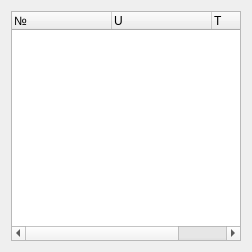
dostapazov/powermon_v4, file zrm/zrmcellviewminimal.ui: the form before one commit.
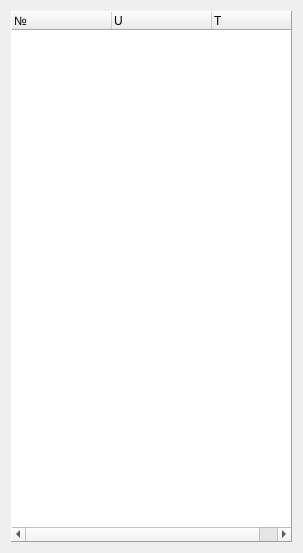
The form after the commit.

Diff of the .ui file:
```diff
--- a/zrm/zrmcellviewminimal.ui
+++ b/zrm/zrmcellviewminimal.ui
@@ -6,12 +6,12 @@
    <rect>
     <x>0</x>
     <y>0</y>
-    <width>252</width>
-    <height>252</height>
+    <width>303</width>
+    <height>553</height>
    </rect>
   </property>
   <property name="sizePolicy">
-   <sizepolicy hsizetype="Maximum" vsizetype="MinimumExpanding">
+   <sizepolicy hsizetype="Maximum" vsizetype="Preferred">
     <horstretch>0</horstretch>
     <verstretch>0</verstretch>
    </sizepolicy>
@@ -26,7 +26,7 @@
    <item>
     <widget class="QStackedWidget" name="stackedWidget">
      <property name="sizePolicy">
-      <sizepolicy hsizetype="Maximum" vsizetype="MinimumExpanding">
+      <sizepolicy hsizetype="Preferred" vsizetype="Preferred">
        <horstretch>0</horstretch>
        <verstretch>0</verstretch>
       </sizepolicy>
@@ -36,7 +36,7 @@
      </property>
      <widget class="QWidget" name="page">
       <property name="sizePolicy">
-       <sizepolicy hsizetype="Preferred" vsizetype="MinimumExpanding">
+       <sizepolicy hsizetype="Preferred" vsizetype="Preferred">
         <horstretch>0</horstretch>
         <verstretch>0</verstretch>
        </sizepolicy>
@@ -60,11 +60,17 @@
        <item>
         <widget class="QTreeWidget" name="cellsTree">
          <property name="sizePolicy">
-          <sizepolicy hsizetype="Expanding" vsizetype="MinimumExpanding">
+          <sizepolicy hsizetype="Preferred" vsizetype="Preferred">
            <horstretch>0</horstretch>
            <verstretch>0</verstretch>
           </sizepolicy>
          </property>
+         <property name="frameShape">
+          <enum>QFrame::Panel</enum>
+         </property>
+         <property name="frameShadow">
+          <enum>QFrame::Raised</enum>
+         </property>
          <property name="editTriggers">
           <set>QAbstractItemView::NoEditTriggers</set>
          </property>
```
